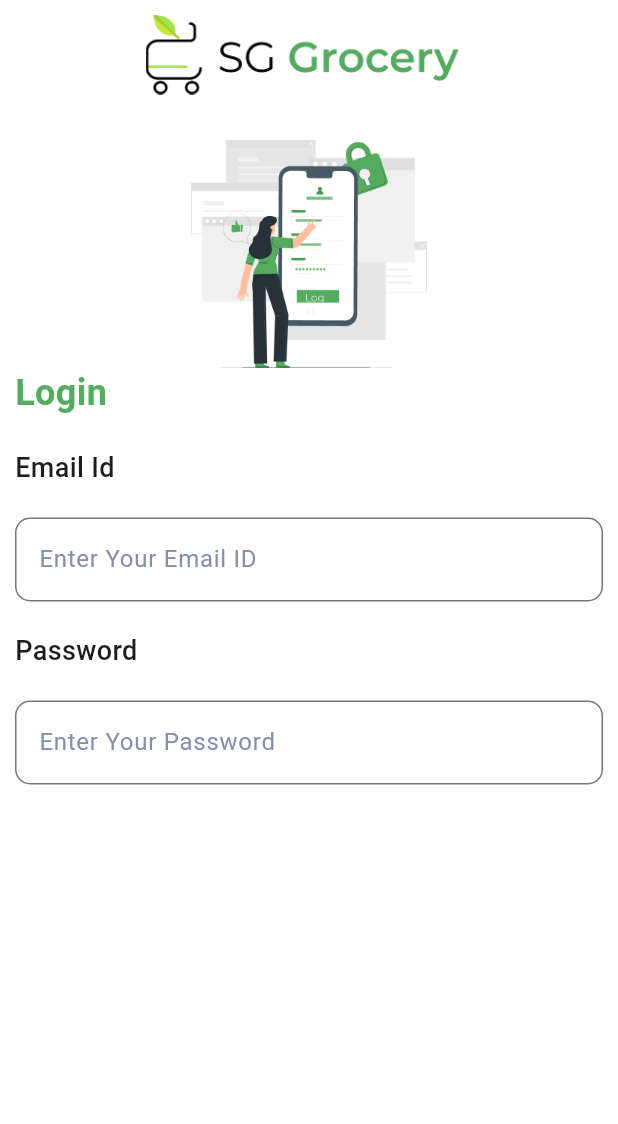
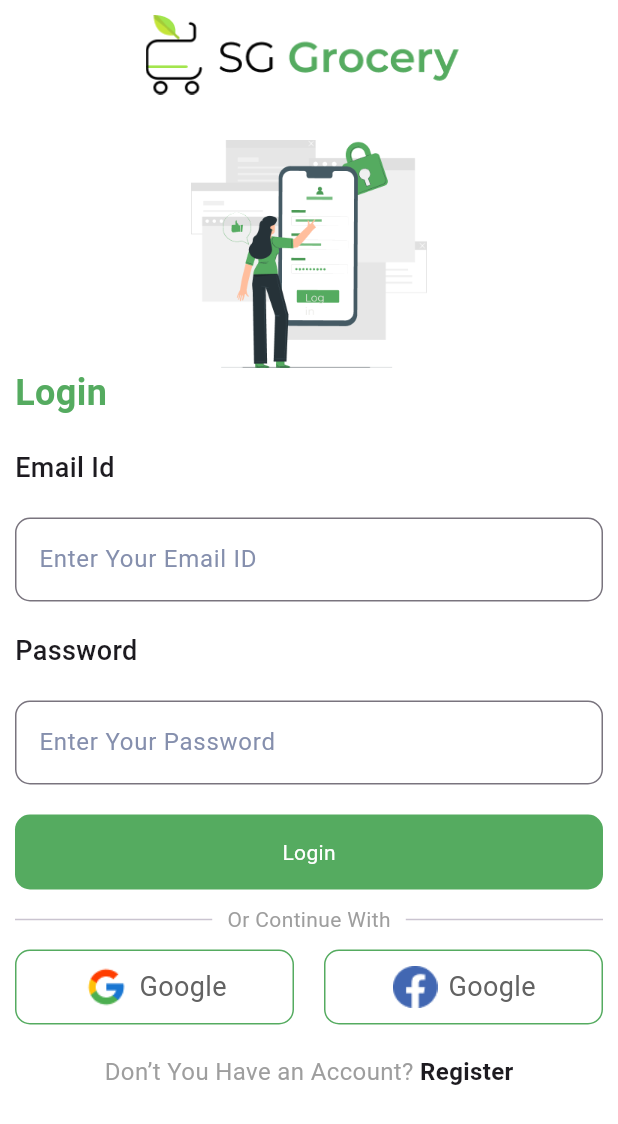
Before and after one commit to Radhesh-Roy/SG-Grocery-E-Commerce, a Flutter app: the screen it shows after launch, on a phone screen of 412 x 824 dp. Shown: the top 1124 px of the screen. Run offline on Flutter 3.47's test engine with Material 3 defaults, Android fonts, the phone set to English and light mode, and no system bars; our stand-ins replace get.

Commit message:
login page

```diff
--- a/lib/view/login_page/login_view.dart
+++ b/lib/view/login_page/login_view.dart
@@ -7,7 +7,9 @@ class LogInViewPage extends StatelessWidget {
   Widget build(BuildContext context) {
     return Scaffold(
       backgroundColor: Colors.white,
-      body: Padding(padding: EdgeInsets.all(10),
+      body: SingleChildScrollView(
+        scrollDirection: Axis.vertical,
+        child: Padding(padding: EdgeInsets.all(10),
           child: Column(
            crossAxisAlignment: CrossAxisAlignment.start,
             children: [
@@ -38,10 +40,94 @@ class LogInViewPage extends StatelessWidget {
                 ),
               ),
               SizedBox(height: 20,),
+              InkWell(
+                onTap: (){},
+                child: Container(
 
+                  height: 50,
+                  decoration: BoxDecoration(
+
+                    color: Color(0xff55AB60),
+                    borderRadius: BorderRadius.circular(10),
+                  ),
+                  child: Center(
+                    child: Text("Login", style: TextStyle(color: Colors.white, ),)
+                  ),
+                ),
+              ),// login Button
+
+              Row(
+                children: [
+                  Expanded(child: Divider()),
+
+                  Padding(
+                    padding: const EdgeInsets.all(10),
+                    child: Text("Or Continue With", style: TextStyle(color: Colors.grey),),
+                  ),
+                  Expanded(child: Divider()),
+                ],
+              ), // Divider
+              Row(
+                children: [
+                  Expanded(
+                    child: Container(
+                      height: 50,
+                      width: double.infinity,
+                      decoration: BoxDecoration(
+                        border: Border.all(color: Color(0xff55AB60)),
+                        borderRadius: BorderRadius.circular(10)
+                      ),
+                      child: Padding(padding: EdgeInsets.all(10),
+                        child: Row(
+                          mainAxisAlignment: MainAxisAlignment.center,
+                          children: [
+                            Image.asset("assets/google.png", height: 32, width: 32,),
+                            SizedBox(width: 6,),
+                            Text("Google", style: TextStyle(fontSize: 18, color: Color(0xff626262)),)
                           ],
                         ),
+                      ),
+                    ),
+                  ),
+                  SizedBox(width: 20,),
+                  Expanded(
+                    child: Container(
+                      height: 50,
+                      width: double.infinity,
+                      decoration: BoxDecoration(
+                          border: Border.all(color: Color(0xff55AB60)),
+                          borderRadius: BorderRadius.circular(10)
+                      ),
+                      child: Padding(padding: EdgeInsets.all(10),
+                        child: Row(
+                          mainAxisAlignment: MainAxisAlignment.center,
+                          children: [
+                            Image.asset("assets/facebook.png", height: 32, width: 32,),
+                            SizedBox(width: 6,),
+                            Text("Google", style: TextStyle(fontSize: 18, color: Color(0xff626262)),)
+                          ],
+                        ),
+                      ),
+                    ),
+                  ),
+                ],
+              ),// google facebok
+              SizedBox(height: 20,),
+              Row(
+                  mainAxisAlignment: MainAxisAlignment.center,
+                  children: [
+                    Text("Don’t You Have an Account? ", style: TextStyle(color: Colors.grey, fontSize: 16, fontWeight: FontWeight.w400),),
+                    InkWell(
+                      hoverColor: Colors.transparent,
+                        onTap: (){},
 
+
+                        child: Text("Register",style: TextStyle(  fontSize: 16, fontWeight: FontWeight.w700),))
+                  ],
+                )
+            ],
+          ),
+        ),
       )
     );
   }
--- /dev/null
+++ b/lib/view/registration_page/reg_page.dart
@@ -0,0 +1,12 @@
+import 'package:flutter/material.dart';
+
+class RegViewPage extends StatelessWidget {
+  const RegViewPage({super.key});
+
+  @override
+  Widget build(BuildContext context) {
+    return Scaffold(
+
+    );
+  }
+}
```
Also changed, not shown: assets/facebook.png (added), assets/google.png (added). Lines whose indentation alone changed are shown as unchanged.
